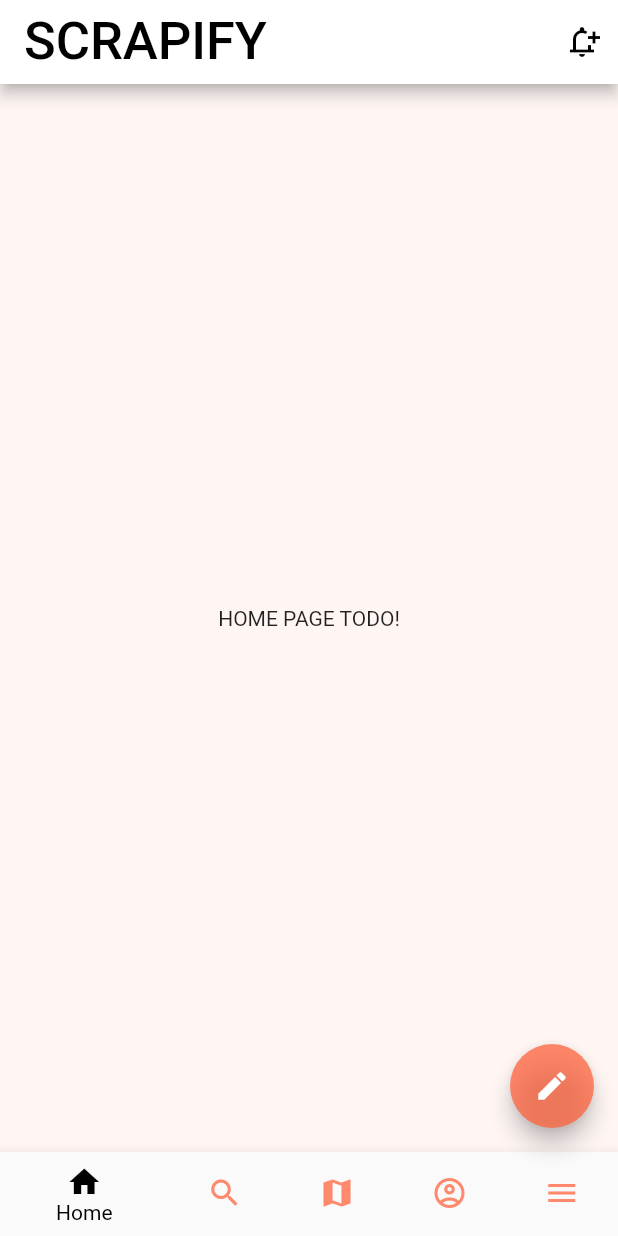
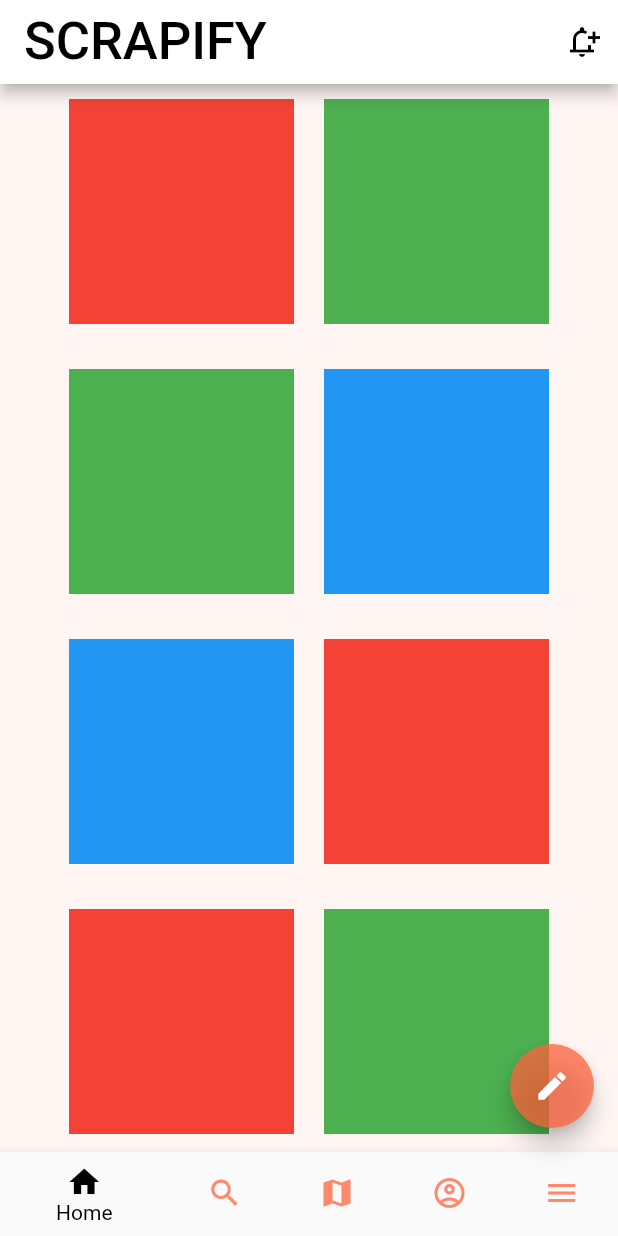
Before and after one commit to vitvr/scrapify, a Flutter app: the HomePage screen opened directly, on a phone screen of 412 x 824 dp. Run offline on Flutter 3.47's test engine with Material 2 defaults, Android fonts, the phone set to English and light mode, and no system bars; our stand-ins replace firebase_core; accounts and stored records are empty.

Commit message:
added scrollable list to home page

```diff
--- a/lib/homepage.dart
+++ b/lib/homepage.dart
@@ -22,10 +22,10 @@ class _HomePageState extends State<HomePage> {
         ),
         appBar: AppBar(
           // elevation: 0.0,
-          systemOverlayStyle: SystemUiOverlayStyle(
-            statusBarColor: Colors.white,
-            // systemNavigationBarDividerColor: Colors.white,
-          ),
+          // systemOverlayStyle: SystemUiOverlayStyle(
+          //   statusBarColor: Colors.white,
+          //   // systemNavigationBarDividerColor: Colors.white,
+          // ),
           title: const Text(
             'SCRAPIFY',
             style: TextStyle(fontSize: 35),
@@ -68,14 +68,51 @@ class _HomePageState extends State<HomePage> {
           ],
         ),
         // backgroundColor: Colors.white,
-        body: const SafeArea(
+        body: SafeArea(
           child: Center(
-            child: Text(
-              'HOME PAGE TODO!',
+            child: Padding(
+              padding: const EdgeInsets.symmetric(horizontal: 16.0),
+              child: ListView.separated(
+                // scrollDirection: Axis.horizontal,
+                itemCount: 20,
+                separatorBuilder: (context, index) {
+                  return const SizedBox(height: 10);
+                },
+                itemBuilder: (context, index) {
+                  return Row(
+                    mainAxisAlignment: MainAxisAlignment.center,
+                    children: [
+                      createBox(index),
+                      createBox(index + 1), // this wont work on actual post
+                    ],
+                  );
+                },
+              ),
             ),
           ),
         ),
       ),
     );
   }
+
+  Padding createBox(int index) {
+    Color c = Colors.black;
+    if (index % 3 == 0) {
+      c = Colors.red;
+    } else if (index % 3 == 1) {
+      c = Colors.green;
+    } else if (index % 3 == 2) {
+      c = Colors.blue;
+    }
+    return Padding(
+      padding: const EdgeInsets.all(10),
+      child: Container(
+        color: c,
+        child: const SizedBox(
+          height: 150,
+          width: 150,
+        ),
+      ),
+    );
+  }
 }
```
